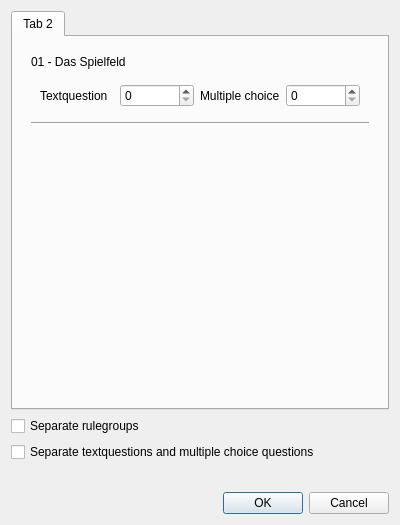
Old version of the form res/regeltest_setup.ui in the repository jfeil/RegeltestCreator.
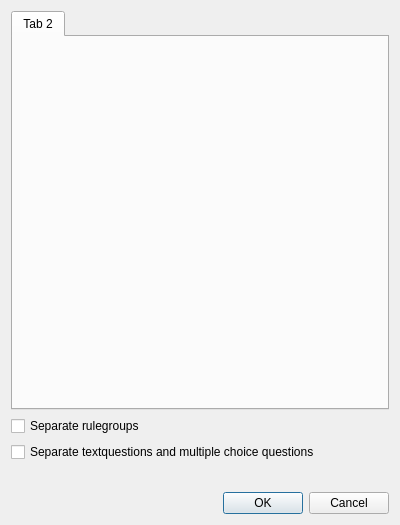
New version of the form.

Commit message: Automatically generate regeltest setup dialog

Diff of the .ui file:
```diff
--- a/res/regeltest_setup.ui
+++ b/res/regeltest_setup.ui
@@ -21,52 +21,6 @@
        <string>Tab 2</string>
       </attribute>
       <layout class="QVBoxLayout" name="verticalLayout_4">
-       <item>
-        <widget class="QWidget" name="widget" native="true">
-         <layout class="QVBoxLayout" name="verticalLayout_2">
-          <item>
-           <widget class="QLabel" name="label">
-            <property name="text">
-             <string>01 - Das Spielfeld</string>
-            </property>
-           </widget>
-          </item>
-          <item>
-           <widget class="QWidget" name="widget_2" native="true">
-            <layout class="QHBoxLayout" name="horizontalLayout">
-             <item>
-              <widget class="QLabel" name="label_2">
-               <property name="text">
-                <string>Textquestion</string>
-               </property>
-              </widget>
-             </item>
-             <item>
-              <widget class="QSpinBox" name="spinBox"/>
-             </item>
-             <item>
-              <widget class="QLabel" name="label_3">
-               <property name="text">
-                <string>Multiple choice</string>
-               </property>
-              </widget>
-             </item>
-             <item>
-              <widget class="QSpinBox" name="spinBox_2"/>
-             </item>
-            </layout>
-           </widget>
-          </item>
-          <item>
-           <widget class="Line" name="line">
-            <property name="orientation">
-             <enum>Qt::Horizontal</enum>
-            </property>
-           </widget>
-          </item>
-         </layout>
-        </widget>
-       </item>
        <item>
         <spacer name="verticalSpacer">
          <property name="orientation">
```
The commit also changes 5 other files.
